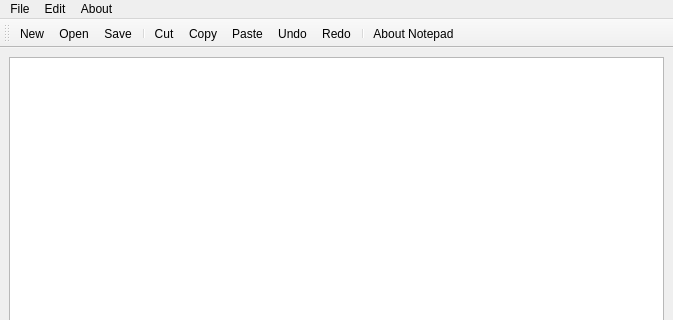
Before: the Qt Designer form notepad/mainwindow.ui in HemjalCF/qt_notepad_app, drawn with Qt 5; both pictures show x 0 to 673 and y 0 to 320 of the 673 by 616 pixel window.
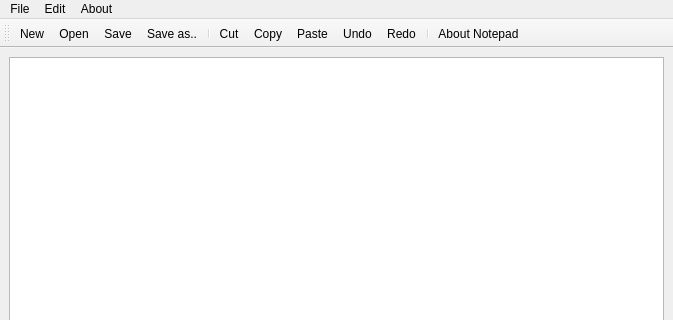
After: the same form once the commit is applied. Icons and pictures are not drawn.

Diff of the .ui file:
```diff
--- a/notepad/mainwindow.ui
+++ b/notepad/mainwindow.ui
@@ -73,6 +73,7 @@
    <addaction name="actionNew"/>
    <addaction name="actionOpen"/>
    <addaction name="actionSave"/>
+   <addaction name="actionSave_as"/>
    <addaction name="separator"/>
    <addaction name="actionCut"/>
    <addaction name="actionCopy"/>
```
Left out of the diff: 2 changed lines with no effect on the pictures.
